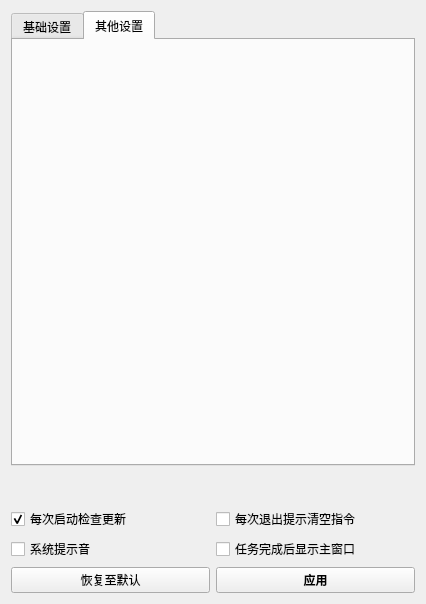
Above: 窗体/setting.ui from FsterThanLight/automatic_clicker_2 before the change. Below: the same form after it.
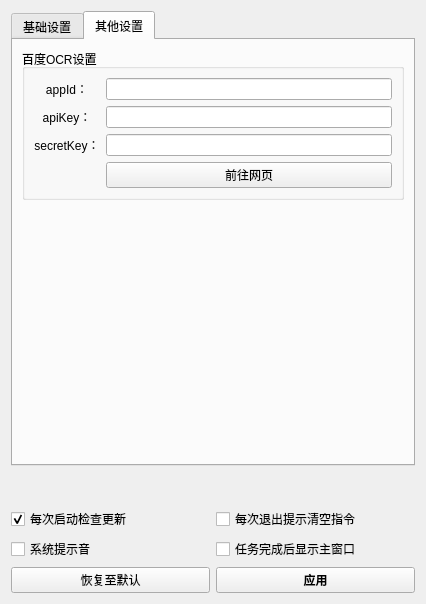
That is the form after the change. The open tabs and pages were chosen to show the change. Icons and pictures are not drawn.

The edit to the form file:
```diff
--- a/窗体/setting.ui
+++ b/窗体/setting.ui
@@ -460,6 +460,76 @@
       <attribute name="title">
        <string>其他设置</string>
       </attribute>
+      <layout class="QVBoxLayout" name="verticalLayout_2">
+       <item>
+        <widget class="QGroupBox" name="groupBox_3">
+         <property name="title">
+          <string>百度OCR设置</string>
+         </property>
+         <layout class="QGridLayout" name="gridLayout_4">
+          <item row="1" column="1">
+           <widget class="QLineEdit" name="lineEdit_2"/>
+          </item>
+          <item row="2" column="0">
+           <widget class="QLabel" name="label_16">
+            <property name="text">
+             <string>secretKey：</string>
+            </property>
+            <property name="alignment">
+             <set>Qt::AlignCenter</set>
+            </property>
+           </widget>
+          </item>
+          <item row="2" column="1">
+           <widget class="QLineEdit" name="lineEdit_3"/>
+          </item>
+          <item row="0" column="0">
+           <widget class="QLabel" name="label_14">
+            <property name="text">
+             <string>appId：</string>
+            </property>
+            <property name="alignment">
+             <set>Qt::AlignCenter</set>
+            </property>
+           </widget>
+          </item>
+          <item row="0" column="1">
+           <widget class="QLineEdit" name="lineEdit"/>
+          </item>
+          <item row="1" column="0">
+           <widget class="QLabel" name="label_15">
+            <property name="text">
+             <string>apiKey：</string>
+            </property>
+            <property name="alignment">
+             <set>Qt::AlignCenter</set>
+            </property>
+           </widget>
+          </item>
+          <item row="3" column="1">
+           <widget class="QPushButton" name="pushButton_2">
+            <property name="text">
+             <string>前往网页</string>
+            </property>
+           </widget>
+          </item>
+         </layout>
+        </widget>
+       </item>
+       <item>
+        <spacer name="verticalSpacer_2">
+         <property name="orientation">
+          <enum>Qt::Vertical</enum>
+         </property>
+         <property name="sizeHint" stdset="0">
+          <size>
+           <width>20</width>
+           <height>253</height>
+          </size>
+         </property>
+        </spacer>
+       </item>
+      </layout>
      </widget>
     </widget>
    </item>
```
